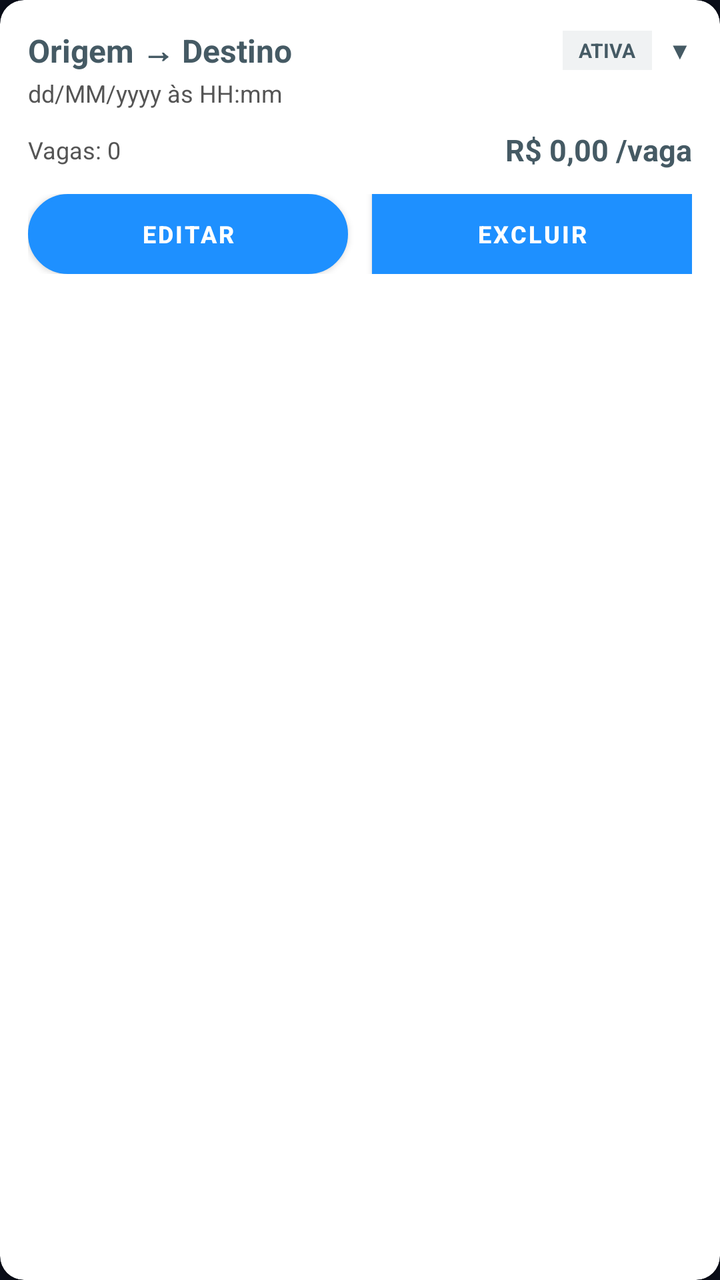
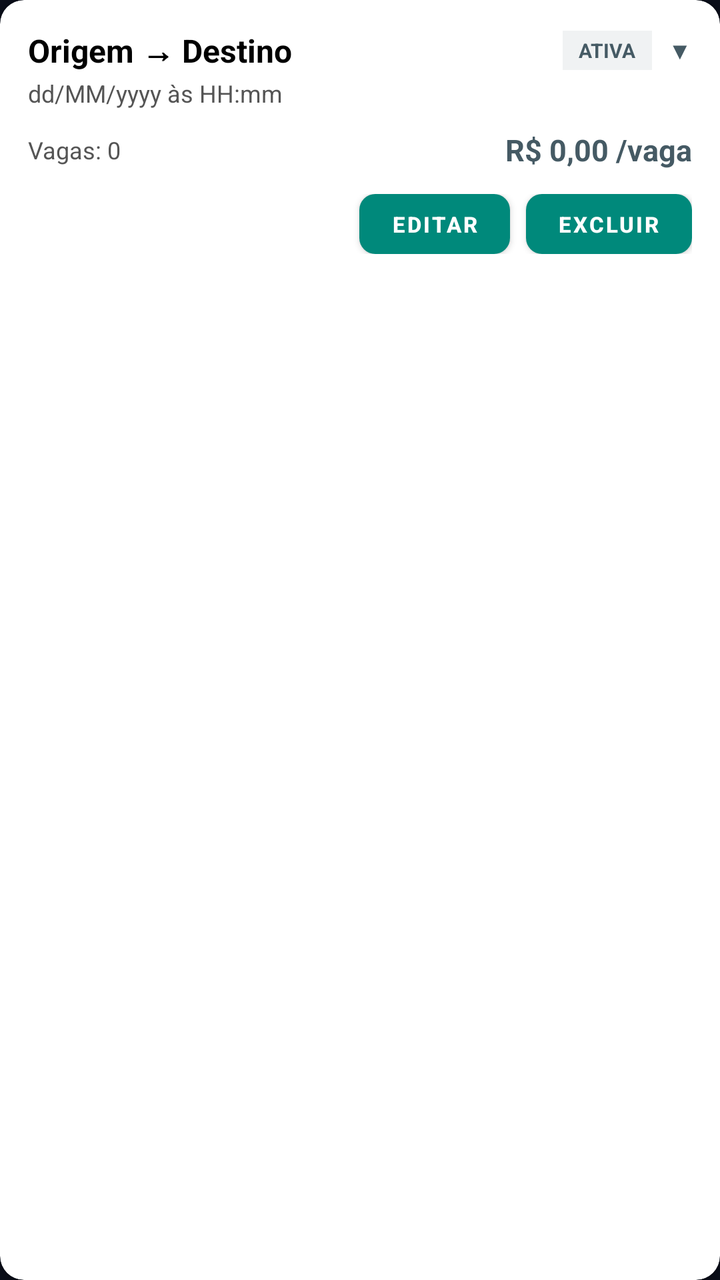

Before-and-after screenshots of an Android layout around one commit, followed by the original layout XML and the change that was made.
<!-- AndroidManifest.xml: application theme Theme.Caronas -->
<!-- res/layout/item_minha_oferta.xml -->
<?xml version="1.0" encoding="utf-8"?>
<androidx.cardview.widget.CardView xmlns:android="http://schemas.android.com/apk/res/android"
    xmlns:app="http://schemas.android.com/apk/res-auto"
    android:layout_width="match_parent"
    android:layout_height="wrap_content"
    android:layout_marginBottom="10dp"
    app:cardCornerRadius="12dp"
    app:cardBackgroundColor="#FFFFFF"
    app:cardElevation="4dp">

    <LinearLayout
        android:layout_width="match_parent"
        android:layout_height="wrap_content"
        android:orientation="vertical"
        android:padding="14dp">

        <LinearLayout
            android:id="@+id/headerMinhaOferta"
            android:layout_width="match_parent"
            android:layout_height="wrap_content"
            android:orientation="horizontal"
            android:gravity="center_vertical"
            android:clickable="true"
            android:focusable="true">

            <TextView
                android:id="@+id/tvRotaOferta"
                android:layout_width="0dp"
                android:layout_height="wrap_content"
                android:layout_weight="1"
                android:textColor="@color/grafite"
                android:textSize="16sp"
                android:textStyle="bold"
                android:text="Origem → Destino" />

            <TextView
                android:id="@+id/tvStatusOferta"
                android:layout_width="wrap_content"
                android:layout_height="wrap_content"
                android:textSize="10sp"
                android:textStyle="bold"
                android:textColor="@color/grafite"
                android:background="#14455A64"
                android:paddingHorizontal="8dp"
                android:paddingVertical="3dp"
                android:layout_marginEnd="8dp"
                android:text="ATIVA" />

            <TextView
                android:id="@+id/tvExpandIconOferta"
                android:layout_width="wrap_content"
                android:layout_height="wrap_content"
                android:textColor="@color/grafite"
                android:textSize="12sp"
                android:text="▼" />

        </LinearLayout>

        <TextView
            android:id="@+id/tvDataHoraOferta"
            android:layout_width="match_parent"
            android:layout_height="wrap_content"
            android:textColor="#555555"
            android:textSize="12sp"
            android:layout_marginTop="2dp"
            android:layout_marginBottom="10dp"
            android:text="dd/MM/yyyy às HH:mm" />

        <LinearLayout
            android:layout_width="match_parent"
            android:layout_height="wrap_content"
            android:orientation="horizontal"
            android:gravity="center_vertical"
            android:layout_marginBottom="12dp">

            <TextView
                android:id="@+id/tvVagasOferta"
                android:layout_width="0dp"
                android:layout_height="wrap_content"
                android:layout_weight="1"
                android:textColor="#555555"
                android:textSize="12sp"
                android:text="Vagas: 0" />

            <TextView
                android:id="@+id/tvValorOferta"
                android:layout_width="wrap_content"
                android:layout_height="wrap_content"
                android:textColor="@color/grafite"
                android:textSize="15sp"
                android:textStyle="bold"
                android:text="R$ 0,00 /vaga" />

        </LinearLayout>

        
        <TextView
            android:id="@+id/tvTotalRecebidoOferta"
            android:layout_width="match_parent"
            android:layout_height="wrap_content"
            android:textColor="#2E7D32"
            android:textSize="13sp"
            android:textStyle="bold"
            android:layout_marginBottom="12dp"
            android:visibility="gone"
            android:text="Total recebido: R$ 0,00" />

        
        <LinearLayout
            android:id="@+id/corpoExpandidoOferta"
            android:layout_width="match_parent"
            android:layout_height="wrap_content"
            android:orientation="vertical"
            android:background="#F5F7FA"
            android:padding="10dp"
            android:layout_marginBottom="12dp"
            android:visibility="gone" />

        <LinearLayout
            android:layout_width="match_parent"
            android:layout_height="wrap_content"
            android:orientation="horizontal">

            <Button
                android:id="@+id/btnEditarOferta"
                android:layout_width="0dp"
                android:layout_weight="1"
                android:layout_height="40dp"
                android:layout_marginEnd="6dp"
                android:text="@string/minhas_ofertas_botao_editar"
                android:textSize="12sp"
                android:textColor="#FFFFFF"
                android:textStyle="bold"
                android:background="@drawable/botao_grafite" />

            <Button
                android:id="@+id/btnExcluirOferta"
                android:layout_width="0dp"
                android:layout_weight="1"
                android:layout_height="40dp"
                android:layout_marginStart="6dp"
                android:text="@string/minhas_ofertas_botao_excluir"
                android:textSize="12sp"
                android:textColor="#FFFFFF"
                android:textStyle="bold"
                android:background="#D32F2F" />

        </LinearLayout>

    </LinearLayout>

</androidx.cardview.widget.CardView>
<!-- resources referenced by this layout -->
<resources>
  <color name="grafite">#455A64</color>
  <!-- drawable botao_grafite (drawable) -->
  <?xml version="1.0" encoding="utf-8"?>
  <shape xmlns:android="http://schemas.android.com/apk/res/android">
      <solid android:color="@color/grafite" />
      <corners android:radius="25dp" />
      <stroke android:width="2dp" android:color="#78909C" />
      <padding android:left="16dp" android:right="16dp" android:top="12dp" android:bottom="12dp" />
  </shape>
  <string name="minhas_ofertas_botao_editar">Editar</string>
  <string name="minhas_ofertas_botao_excluir">Excluir</string>
  <style name="Theme.Caronas" parent="Theme.MaterialComponents.DayNight.NoActionBar">
          <item name="colorPrimary">@color/azul_neon</item>
          <item name="colorPrimaryVariant">@color/azul_neon_escuro</item>
          <item name="colorOnPrimary">@color/white</item>
          <item name="colorSecondary">@color/azul_neon</item>
          <item name="colorSecondaryVariant">@color/azul_neon_escuro</item>
          <item name="colorOnSecondary">@color/white</item>
          <item name="android:statusBarColor">@color/fundo_escuro</item>
          <item name="android:windowBackground">@color/fundo_escuro</item>
      </style>
  <color name="azul_neon">#1E90FF</color>
  <color name="azul_neon_escuro">#0D47A1</color>
  <color name="white">#FFFFFFFF</color>
  <color name="fundo_escuro">#0A0E1A</color>
</resources>

<!-- the commit's change to res/layout/item_minha_oferta.xml (unified diff, before → after) -->
@@ -28,7 +28,7 @@
                 android:layout_width="0dp"
                 android:layout_height="wrap_content"
                 android:layout_weight="1"
-                android:textColor="@color/grafite"
+                android:textColor="#000000"
                 android:textSize="16sp"
                 android:textStyle="bold"
                 android:text="Origem → Destino" />
@@ -119,31 +119,39 @@
         <LinearLayout
             android:layout_width="match_parent"
             android:layout_height="wrap_content"
-            android:orientation="horizontal">
+            android:orientation="horizontal"
+            android:gravity="end">
 
             <Button
                 android:id="@+id/btnEditarOferta"
-                android:layout_width="0dp"
-                android:layout_weight="1"
-                android:layout_height="40dp"
-                android:layout_marginEnd="6dp"
+                android:layout_width="wrap_content"
+                android:layout_height="30dp"
+                android:minWidth="0dp"
+                android:minHeight="0dp"
+                android:layout_marginEnd="8dp"
+                android:paddingHorizontal="16dp"
+                android:paddingVertical="0dp"
                 android:text="@string/minhas_ofertas_botao_editar"
-                android:textSize="12sp"
+                android:textSize="11sp"
                 android:textColor="#FFFFFF"
                 android:textStyle="bold"
-                android:background="@drawable/botao_grafite" />
+                android:background="@drawable/botao_verde_agua"
+                app:backgroundTint="@null" />
 
             <Button
                 android:id="@+id/btnExcluirOferta"
-                android:layout_width="0dp"
-                android:layout_weight="1"
-                android:layout_height="40dp"
-                android:layout_marginStart="6dp"
+                android:layout_width="wrap_content"
+                android:layout_height="30dp"
+                android:minWidth="0dp"
+                android:minHeight="0dp"
+                android:paddingHorizontal="16dp"
+                android:paddingVertical="0dp"
                 android:text="@string/minhas_ofertas_botao_excluir"
-                android:textSize="12sp"
+                android:textSize="11sp"
                 android:textColor="#FFFFFF"
                 android:textStyle="bold"
-                android:background="#D32F2F" />
+                android:background="@drawable/botao_verde_agua"
+                app:backgroundTint="@null" />
 
         </LinearLayout>
 
<!-- resource entries referenced after the edit -->
@@ -1,13 +1,12 @@
 <!-- resources referenced by this layout -->
 <resources>
   <color name="grafite">#455A64</color>
-  <!-- drawable botao_grafite (drawable) -->
+  <!-- drawable botao_verde_agua (drawable) -->
   <?xml version="1.0" encoding="utf-8"?>
   <shape xmlns:android="http://schemas.android.com/apk/res/android">
-      <solid android:color="@color/grafite" />
-      <corners android:radius="25dp" />
-      <stroke android:width="2dp" android:color="#78909C" />
-      <padding android:left="16dp" android:right="16dp" android:top="12dp" android:bottom="12dp" />
+      <solid android:color="#00897B"/>
+      <corners android:radius="8dp"/>
+      <padding android:left="8dp" android:right="8dp" android:top="4dp" android:bottom="4dp"/>
   </shape>
   <string name="minhas_ofertas_botao_editar">Editar</string>
   <string name="minhas_ofertas_botao_excluir">Excluir</string>
